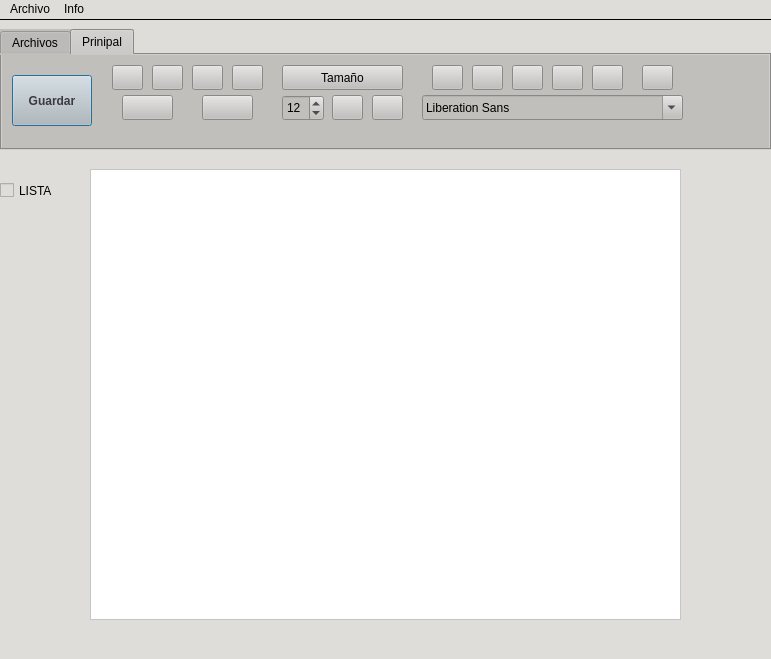
This is EditorDeTexto/mainwindow.ui in JhojanZ/Editor-de-texto as Qt 5 draws it before an edit. The edited form follows.
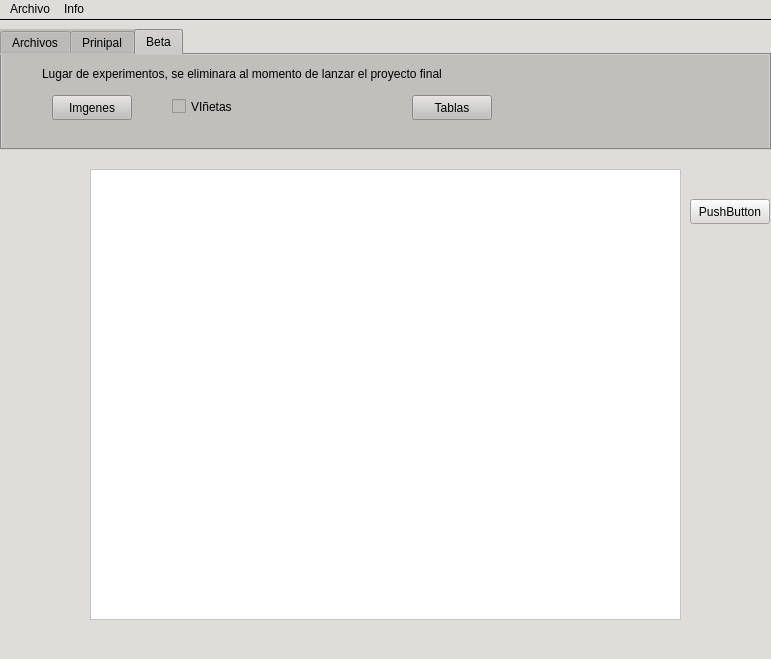
This is the edited form. The open tabs and pages were chosen to show the change. Icons and pictures are not drawn.

Commit message: funcion beta de imagenes

The edit to the form file:
```diff
--- a/EditorDeTexto/mainwindow.ui
+++ b/EditorDeTexto/mainwindow.ui
@@ -57,22 +57,6 @@
      <enum>Qt::Horizontal</enum>
     </property>
    </widget>
-   <widget class="QCheckBox" name="listaBolitas">
-    <property name="enabled">
-     <bool>false</bool>
-    </property>
-    <property name="geometry">
-     <rect>
-      <x>0</x>
-      <y>160</y>
-      <width>82</width>
-      <height>23</height>
-     </rect>
-    </property>
-    <property name="text">
-     <string>LISTA</string>
-    </property>
-   </widget>
    <widget class="QTabWidget" name="organizardorDeFunciones">
     <property name="geometry">
      <rect>
@@ -411,6 +395,79 @@
       </property>
      </widget>
     </widget>
+    <widget class="QWidget" name="beta">
+     <attribute name="title">
+      <string>Beta</string>
+     </attribute>
+     <widget class="QPushButton" name="agregarImagenes">
+      <property name="geometry">
+       <rect>
+        <x>50</x>
+        <y>40</y>
+        <width>80</width>
+        <height>25</height>
+       </rect>
+      </property>
+      <property name="text">
+       <string>Imgenes</string>
+      </property>
+     </widget>
+     <widget class="QPushButton" name="agregarTabla">
+      <property name="geometry">
+       <rect>
+        <x>410</x>
+        <y>40</y>
+        <width>80</width>
+        <height>25</height>
+       </rect>
+      </property>
+      <property name="text">
+       <string>Tablas</string>
+      </property>
+     </widget>
+     <widget class="QCheckBox" name="listaBolitas">
+      <property name="enabled">
+       <bool>false</bool>
+      </property>
+      <property name="geometry">
+       <rect>
+        <x>170</x>
+        <y>40</y>
+        <width>82</width>
+        <height>23</height>
+       </rect>
+      </property>
+      <property name="text">
+       <string>VIñetas</string>
+      </property>
+     </widget>
+     <widget class="QLabel" name="label">
+      <property name="geometry">
+       <rect>
+        <x>40</x>
+        <y>10</y>
+        <width>441</width>
+        <height>17</height>
+       </rect>
+      </property>
+      <property name="text">
+       <string>Lugar de experimentos, se eliminara al momento de lanzar el proyecto final</string>
+      </property>
+     </widget>
+    </widget>
+   </widget>
+   <widget class="QPushButton" name="cambiarTamanoImagen">
+    <property name="geometry">
+     <rect>
+      <x>690</x>
+      <y>180</y>
+      <width>80</width>
+      <height>25</height>
+     </rect>
+    </property>
+    <property name="text">
+     <string>PushButton</string>
+    </property>
    </widget>
   </widget>
   <widget class="QMenuBar" name="menubar">
```
The commit also changes 3 other files.
